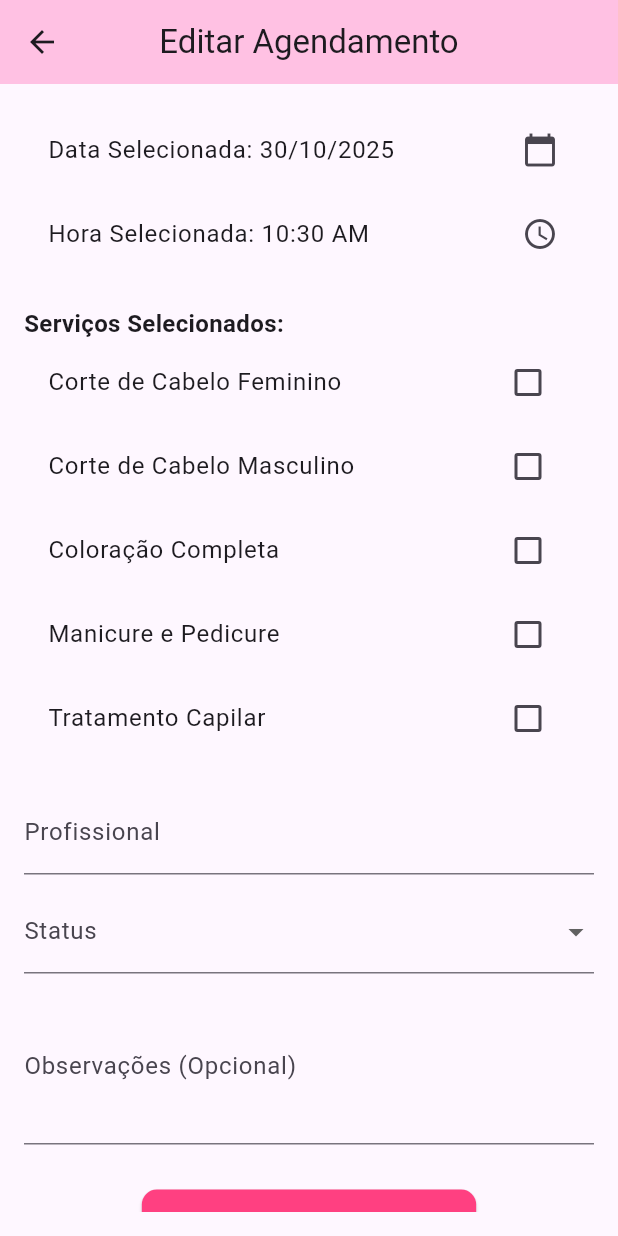
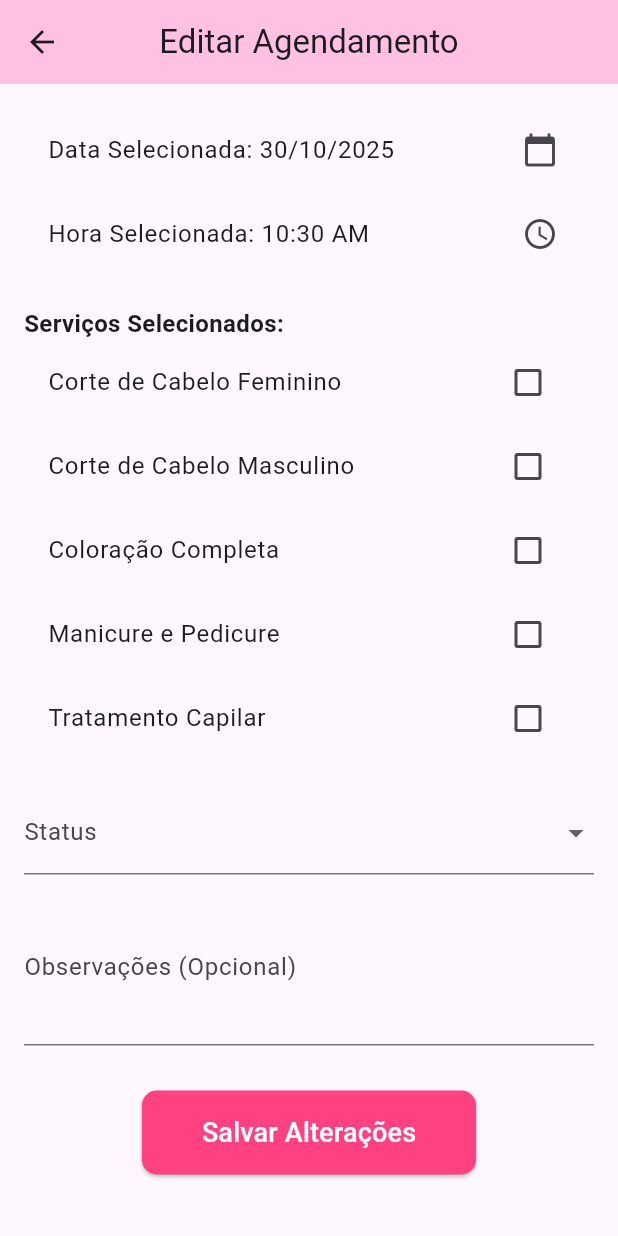
Before and after one commit to mmello7/agendamento-salao, a Flutter app: the EditarAgendamentoPage screen opened directly with empty values, on a phone screen of 412 x 824 dp. Run offline on Flutter 3.47's test engine with Material 3 defaults, Android fonts, the phone set to English and light mode, and no system bars; our stand-ins replace cloud_firestore, firebase_auth, firebase_core; accounts and stored records are empty; network calls fail.

Commit message:
Tudo funcionando agora

```diff
--- a/lib/models/agendamento_model.dart
+++ b/lib/models/agendamento_model.dart
@@ -6,7 +6,6 @@
   final String userName;
   final DateTime dataHora;
   final List<Map<String, dynamic>> servicos;
-  final String profissional;
   final String status;
   final String? observacoes;
   final DateTime criadoEm;
@@ -17,7 +16,6 @@
     required this.userName,
     required this.dataHora,
     required this.servicos,
-    required this.profissional,
     required this.status,
     this.observacoes,
     required this.criadoEm,
@@ -30,7 +28,6 @@
       'userName': userName,
       'dataHora': Timestamp.fromDate(dataHora),
       'servicos': servicos,
-      'profissional': profissional,
       'status': status,
       'observacoes': observacoes,
       'criadoEm': Timestamp.fromDate(criadoEm),
@@ -50,7 +47,6 @@
       userName: data['userName'] as String,
       dataHora: (data['dataHora'] as Timestamp).toDate(),
       servicos: List<Map<String, dynamic>>.from(data['servicos'] as List),
-      profissional: data['profissional'] as String,
       status: data['status'] as String,
       observacoes: data['observacoes'] as String?,
       criadoEm: (data['criadoEm'] as Timestamp).toDate(),
@@ -65,7 +61,6 @@
       userName: map['userName'] as String,
       dataHora: (map['dataHora'] is Timestamp) ? (map['dataHora'] as Timestamp).toDate() : DateTime.parse(map['dataHora'] as String),
       servicos: List<Map<String, dynamic>>.from(map['servicos'] as List),
-      profissional: map['profissional'] as String,
       status: map['status'] as String,
       observacoes: map['observacoes'] as String?,
       criadoEm: (map['criadoEm'] is Timestamp) ? (map['criadoEm'] as Timestamp).toDate() : DateTime.parse(map['criadoEm'] as String),
--- a/lib/pages/agendamento_page.dart
+++ b/lib/pages/agendamento_page.dart
@@ -85,7 +85,6 @@
         userName: user.displayName ?? "Usuário", // Usa o nome do usuário ou "Usuário"
         dataHora: agendamentoDateTime,
         servicos: servicosData,
-        profissional: "A definir", // Pode ser selecionado em outra tela ou definido por padrão
         status: "pendente",
         criadoEm: DateTime.now(),
       );
--- a/lib/pages/agendamentos_clientes_page.dart
+++ b/lib/pages/agendamentos_clientes_page.dart
@@ -86,7 +86,6 @@
                   subtitle: Text(
                     "Data: ${agendamento.dataHora.day}/${agendamento.dataHora.month}/${agendamento.dataHora.year} - "
                     "Hora: ${agendamento.dataHora.hour}:${agendamento.dataHora.minute.toString().padLeft(2, '0')}\n"
-                    "Profissional: ${agendamento.profissional}\n"
                     "Status: ${agendamento.status}",
                     style: TextStyle(fontSize: 15, color: Colors.grey[700]),
                   ),
--- a/lib/pages/editar_agendamento_page.dart
+++ b/lib/pages/editar_agendamento_page.dart
@@ -20,7 +20,6 @@
 
   late DateTime _selectedDate;
   late TimeOfDay _selectedTime;
-  late String _profissional;
   late String _status;
   late String _observacoes;
   late List<ServicoModel> _servicosSelecionados;
@@ -39,7 +38,6 @@
     super.initState();
     _selectedDate = widget.agendamento.dataHora;
     _selectedTime = TimeOfDay.fromDateTime(widget.agendamento.dataHora);
-    _profissional = widget.agendamento.profissional;
     _status = widget.agendamento.status;
     _observacoes = widget.agendamento.observacoes ?? '';
     _servicosSelecionados = widget.agendamento.servicos.map((s) {
@@ -98,7 +96,6 @@
         userName: widget.agendamento.userName,
         dataHora: novaDataHora,
         servicos: servicosData,
-        profissional: _profissional,
         status: _status,
         observacoes: _observacoes.isEmpty ? null : _observacoes,
         criadoEm: widget.agendamento.criadoEm,
@@ -170,18 +167,7 @@
                 );
               }).toList(),
               const SizedBox(height: 20),
-              TextFormField(
-                initialValue: _profissional,
-                decoration: const InputDecoration(labelText: 'Profissional'),
-                onSaved: (value) => _profissional = value ?? '',
-                validator: (value) {
-                  if (value == null || value.isEmpty) {
-                    return 'Por favor, insira o nome do profissional';
-                  }
-                  return null;
-                },
-              ),
-              const SizedBox(height: 10),
+
               DropdownButtonFormField<String>(
                 value: _status,
                 decoration: const InputDecoration(labelText: 'Status'),
```
